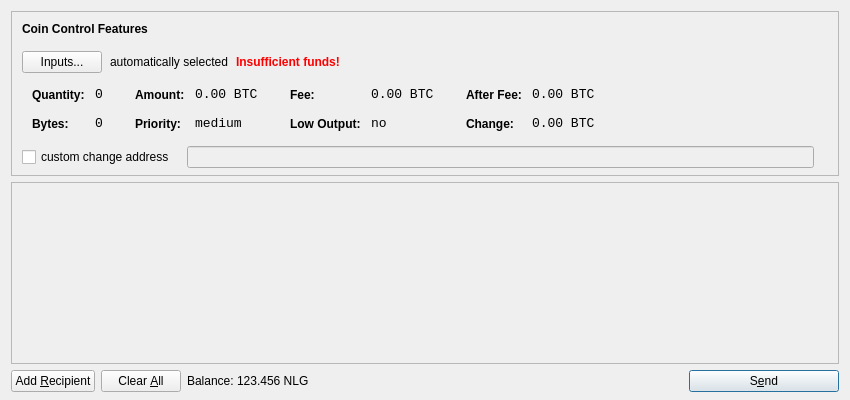
First picture: the form in src/qt/forms/sendcoinsdialog.ui, repository Gulden/gulden-old, before the edit.
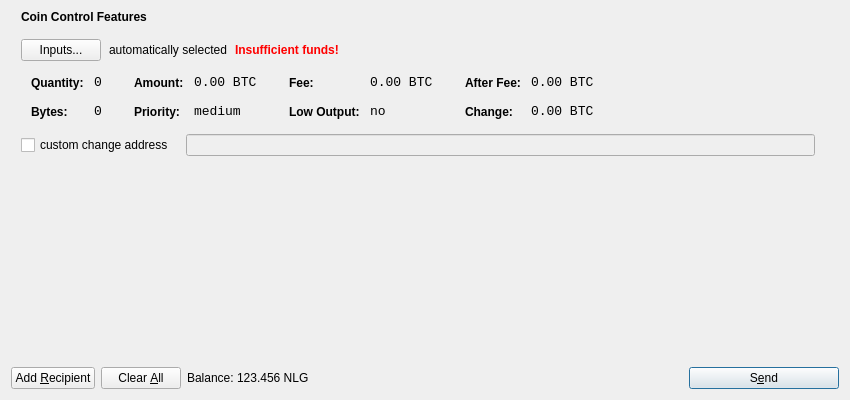
Second picture: the form after the edit. Icons and pictures are not drawn.

Diff of the .ui file:
```diff
--- a/src/qt/forms/sendcoinsdialog.ui
+++ b/src/qt/forms/sendcoinsdialog.ui
@@ -13,9 +13,30 @@
   <property name="windowTitle">
    <string>Send Coins</string>
   </property>
-  <layout class="QVBoxLayout" name="verticalLayout" stretch="0,1,0">
-   <property name="bottomMargin">
-    <number>8</number>
+  <layout class="QVBoxLayout" name="verticalLayout">
+   <property name="topMargin">
+    <number>0</number>
+   </property>
+   <item>
+    <widget class="QScrollArea" name="scrollArea">
+     <property name="frameShape">
+      <enum>QFrame::NoFrame</enum>
+     </property>
+     <property name="widgetResizable">
+      <bool>true</bool>
+     </property>
+     <widget class="QWidget" name="scrollAreaWidgetContents">
+      <property name="geometry">
+       <rect>
+        <x>0</x>
+        <y>0</y>
+        <width>826</width>
+        <height>346</height>
+       </rect>
+      </property>
+      <layout class="QVBoxLayout" name="verticalLayout_2">
+       <property name="margin">
+        <number>0</number>
    </property>
    <item>
     <widget class="QFrame" name="frameCoinControl">
@@ -32,14 +53,14 @@
       </size>
      </property>
      <property name="frameShape">
-      <enum>QFrame::StyledPanel</enum>
+          <enum>QFrame::NoFrame</enum>
      </property>
      <property name="frameShadow">
-      <enum>QFrame::Sunken</enum>
+          <enum>QFrame::Plain</enum>
      </property>
      <layout class="QVBoxLayout" name="verticalLayoutCoinControl2">
       <property name="spacing">
-       <number>-1</number>
+           <number>6</number>
       </property>
       <property name="leftMargin">
        <number>0</number>
@@ -615,24 +636,6 @@
      </layout>
     </widget>
    </item>
-   <item>
-    <widget class="QScrollArea" name="scrollArea">
-     <property name="widgetResizable">
-      <bool>true</bool>
-     </property>
-     <widget class="QWidget" name="scrollAreaWidgetContents">
-      <property name="geometry">
-       <rect>
-        <x>0</x>
-        <y>0</y>
-        <width>830</width>
-        <height>165</height>
-       </rect>
-      </property>
-      <layout class="QVBoxLayout" name="verticalLayout_2">
-       <property name="margin">
-        <number>0</number>
-       </property>
        <item>
         <layout class="QVBoxLayout" name="entries">
          <property name="spacing">
```
Lines whose indentation alone changed are shown as unchanged.
